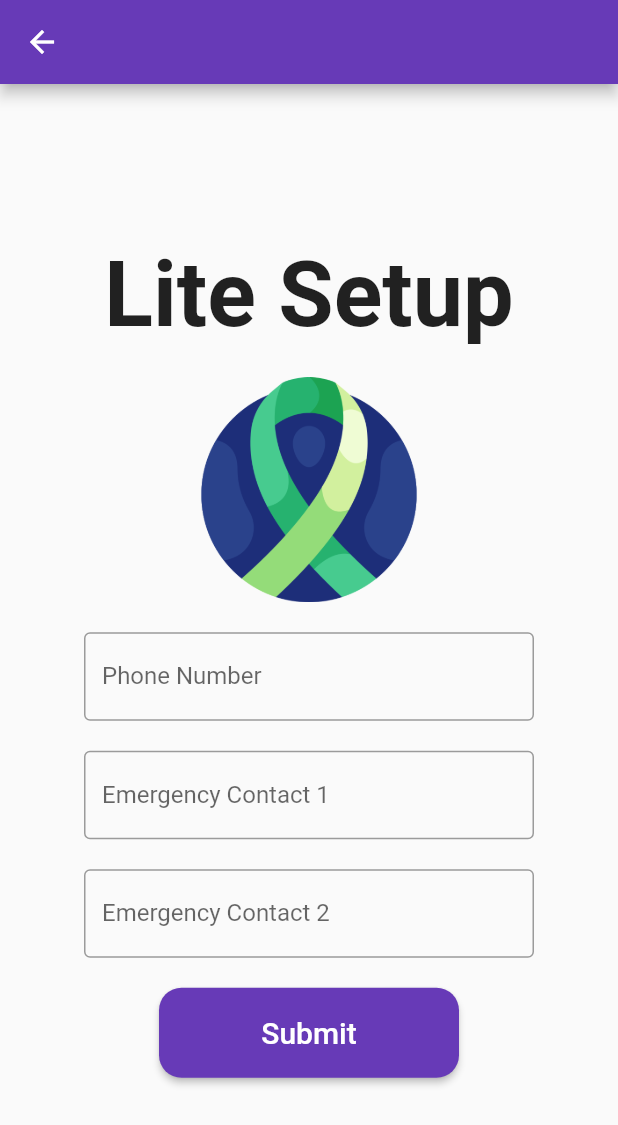
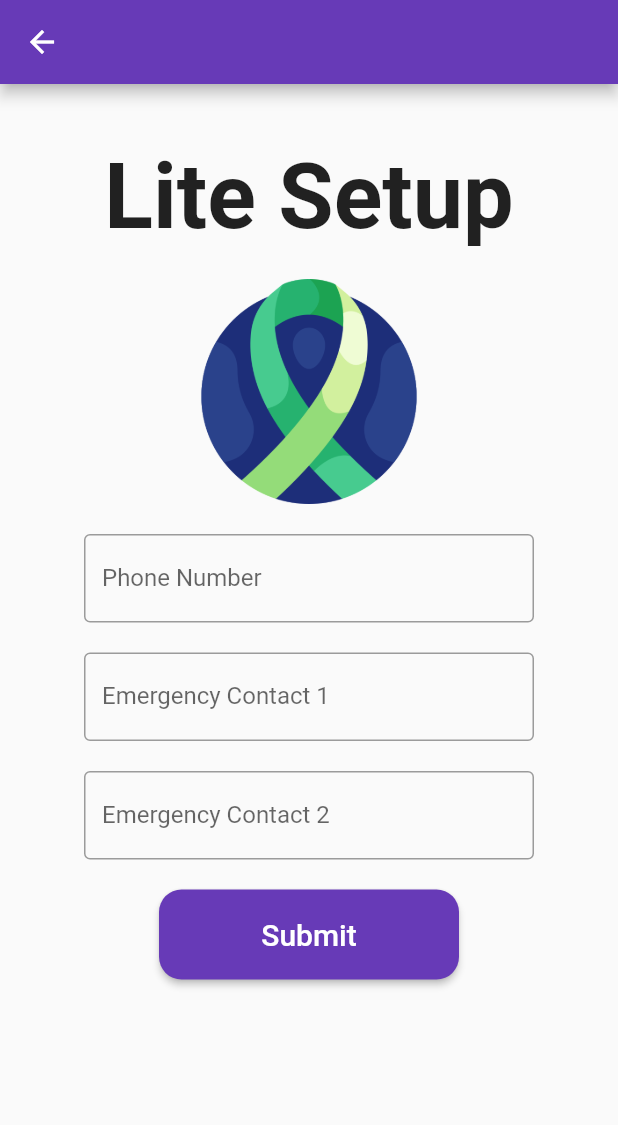
Before and after one commit to Shiro-Koi/HopeLine, a Flutter app: the LiteSetup screen opened directly, on a phone screen of 412 x 824 dp. Shown: the top 1125 px of the screen. Run offline on Flutter 3.47's test engine with Material 2 defaults, Android fonts, the light colour scheme and no system bars.

Commit message:
fixed the lite setup widgets locations

```diff
--- a/lib/lite_setup.dart
+++ b/lib/lite_setup.dart
@@ -1,11 +1,5 @@
-// lite setup screen, only asks for phone number and two emergency contacts
-// lite setup screen implementation here
-
 import 'package:flutter/material.dart';
 import 'package:hope_line/initial_screen.dart';
-
-// setting up the lite setup screen with a stateful widget
-// this is so that we can store the phone number and emergency contacts
 
 class LiteSetup extends StatefulWidget {
   const LiteSetup({Key? key}) : super(key: key);
@@ -15,33 +9,28 @@ class LiteSetup extends StatefulWidget {
 }
 
 class _LiteSetupState extends State<LiteSetup> {
-  // variables to store the phone number and emergency contacts
   String phoneNumber = '';
   String emergencyContact1 = '';
   String emergencyContact2 = '';
 
-  // function to update the phone number
   void updatePhoneNumber(String newPhoneNumber) {
     setState(() {
       phoneNumber = newPhoneNumber;
     });
   }
 
-  // function to update the first emergency contact
   void updateEmergencyContact1(String newEmergencyContact1) {
     setState(() {
       emergencyContact1 = newEmergencyContact1;
     });
   }
 
-  // function to update the second emergency contact
   void updateEmergencyContact2(String newEmergencyContact2) {
     setState(() {
       emergencyContact2 = newEmergencyContact2;
     });
   }
 
-  // function to navigate to the initial screen
   void navigateToInitialScreen() {
     Navigator.push(
       context,
@@ -49,23 +38,18 @@ class _LiteSetupState extends State<LiteSetup> {
     );
   }
 
-  // make the full setup screen widget using the variables and functions above
-  // this is the widget that will be displayed on the screen
-  // it is a column with five text fields and a button
-  // the text fields are for the phone number and two emergency contacts
-  // the button is to navigate to the initial screen
-  // the text fields are stateful widgets so that we can store the values
-  // the button is a stateless widget because it does not need to store any values
   @override
   Widget build(BuildContext context) {
     return Scaffold(
       appBar: AppBar(),
       body: Container(
         alignment: Alignment.center,
-        child: Center(
         child: Column(
-            mainAxisAlignment: MainAxisAlignment.center,
+          mainAxisAlignment:
+              MainAxisAlignment.start, // Align to the top of the screen
+          crossAxisAlignment: CrossAxisAlignment.center,
           children: <Widget>[
+            SizedBox(height: 40), // Increased space from the top
             Text(
               'Lite Setup',
               style: TextStyle(
@@ -93,7 +77,6 @@ class _LiteSetupState extends State<LiteSetup> {
               ),
             ),
             SizedBox(height: 20),
-              // text field to enter the first emergency contact
             SizedBox(
               width: 300,
               child: TextField(
@@ -107,7 +90,6 @@ class _LiteSetupState extends State<LiteSetup> {
               ),
             ),
             SizedBox(height: 20),
-              // text field to enter the second emergency contact
             SizedBox(
               width: 300,
               child: TextField(
@@ -140,7 +122,6 @@ class _LiteSetupState extends State<LiteSetup> {
           ],
         ),
       ),
-      ),
     );
   }
 }
```
Lines whose indentation alone changed are shown as unchanged.
